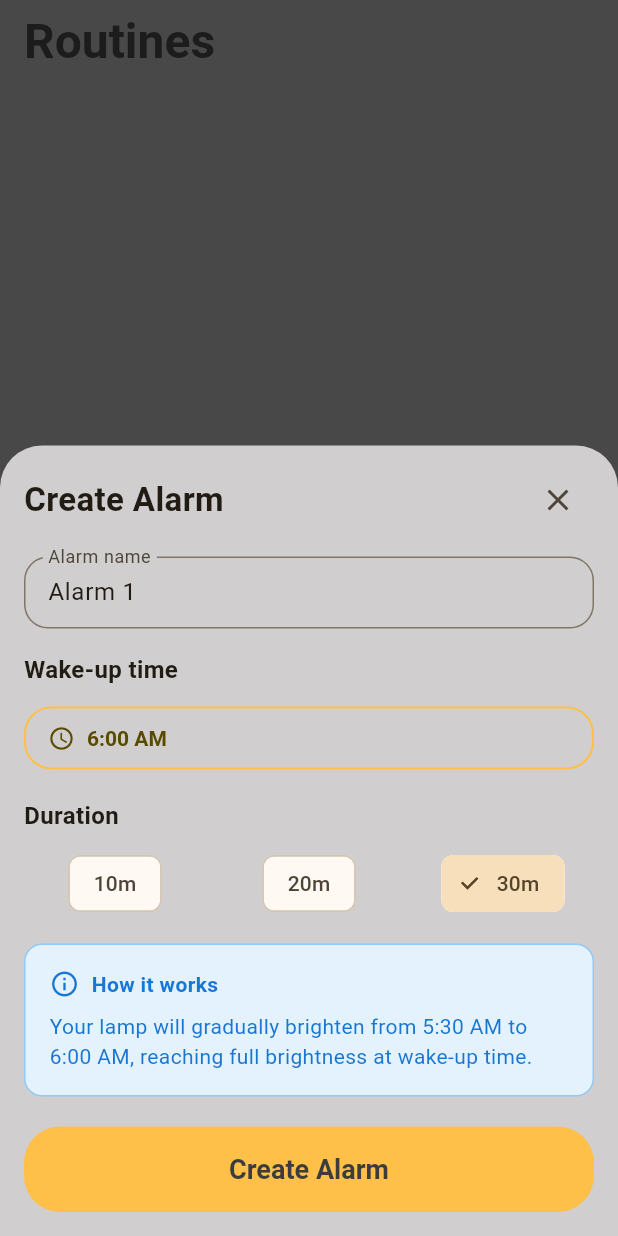
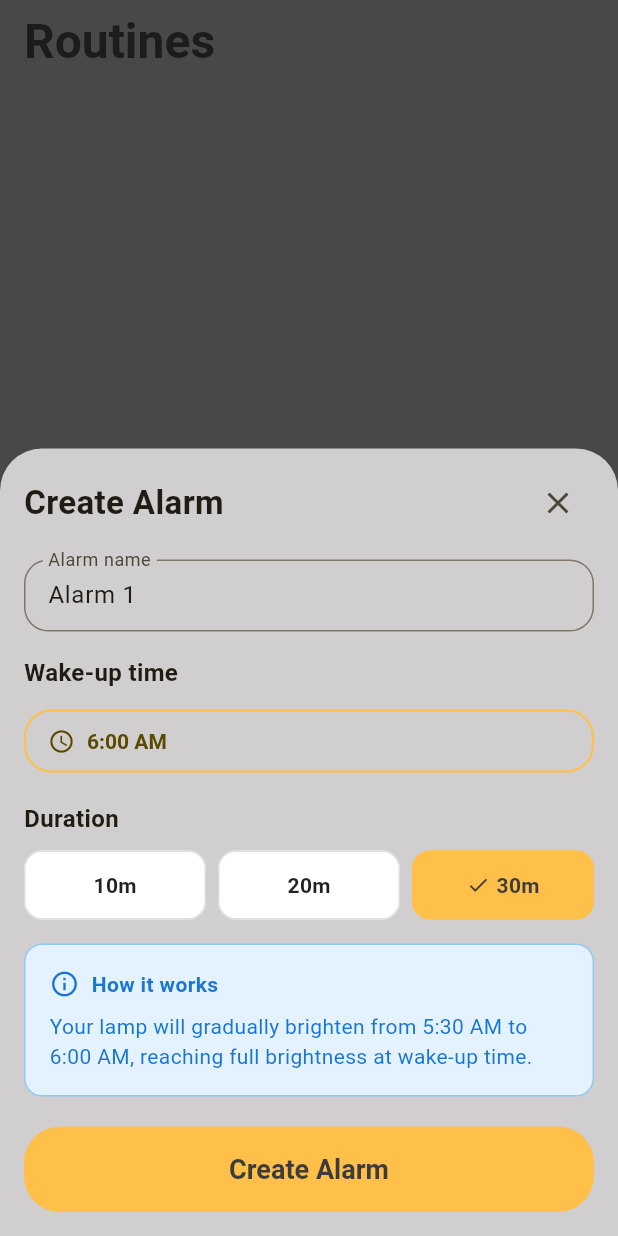
Before and after one commit to SamarthChadha/APP-3---Flutter, a Flutter app: the screen it shows after launch, item 2 of the bottom bar chosen, after a tap on "Add Alarm", on a phone screen of 412 x 824 dp. Run offline on Flutter 3.47's test engine with Material 3 defaults, Android fonts, the light colour scheme and no system bars; our stand-ins replace device_info_plus, multicast_dns, shared_preferences, sqflite; missing offline and left inert: esp_smartconfig, flutter_3d_controller; accounts and stored records are empty.

Commit message:
made duration buttons wider so they look nicer

```diff
--- a/circadian_light/lib/screens/routines.dart
+++ b/circadian_light/lib/screens/routines.dart
@@ -868,32 +868,113 @@ class _RoutinesScreenState extends State<RoutinesScreen> {
                     Row(
                       children: [
                         Expanded(
-                          child: ChoiceChip(
-                            label: const Text('10m'),
-                            selected: durationMinutes == 10,
-                            onSelected: (selected) {
-                              if (selected) setSheetState(() => durationMinutes = 10);
-                            },
+                          child: Material(
+                            color: durationMinutes == 10 ? const Color(0xFFFFC049) : Colors.white,
+                            borderRadius: BorderRadius.circular(12),
+                            child: InkWell(
+                              borderRadius: BorderRadius.circular(12),
+                              onTap: () => setSheetState(() => durationMinutes = 10),
+                              child: Container(
+                                padding: const EdgeInsets.symmetric(vertical: 12),
+                                decoration: BoxDecoration(
+                                  borderRadius: BorderRadius.circular(12),
+                                  border: Border.all(
+                                    color: durationMinutes == 10 ? const Color(0xFFFFC049) : Colors.grey.shade300,
+                                    width: 1,
+                                  ),
+                                ),
+                                child: Row(
+                                  mainAxisAlignment: MainAxisAlignment.center,
+                                  children: [
+                                    if (durationMinutes == 10) ...[
+                                      const Icon(Icons.check, size: 16, color: Color(0xFF3C3C3C)),
+                                      const SizedBox(width: 4),
+                                    ],
+                                    Text(
+                                      '10m',
+                                      style: TextStyle(
+                                        fontWeight: FontWeight.w600,
+                                        color: durationMinutes == 10 ? const Color(0xFF3C3C3C) : Colors.black87,
+                                      ),
+                                    ),
+                                  ],
+                                ),
+                              ),
+                            ),
                           ),
                         ),
                         const SizedBox(width: 8),
                         Expanded(
-                          child: ChoiceChip(
-                            label: const Text('20m'),
-                            selected: durationMinutes == 20,
-                            onSelected: (selected) {
-                              if (selected) setSheetState(() => durationMinutes = 20);
-                            },
+                          child: Material(
+                            color: durationMinutes == 20 ? const Color(0xFFFFC049) : Colors.white,
+                            borderRadius: BorderRadius.circular(12),
+                            child: InkWell(
+                              borderRadius: BorderRadius.circular(12),
+                              onTap: () => setSheetState(() => durationMinutes = 20),
+                              child: Container(
+                                padding: const EdgeInsets.symmetric(vertical: 12),
+                                decoration: BoxDecoration(
+                                  borderRadius: BorderRadius.circular(12),
+                                  border: Border.all(
+                                    color: durationMinutes == 20 ? const Color(0xFFFFC049) : Colors.grey.shade300,
+                                    width: 1,
+                                  ),
+                                ),
+                                child: Row(
+                                  mainAxisAlignment: MainAxisAlignment.center,
+                                  children: [
+                                    if (durationMinutes == 20) ...[
+                                      const Icon(Icons.check, size: 16, color: Color(0xFF3C3C3C)),
+                                      const SizedBox(width: 4),
+                                    ],
+                                    Text(
+                                      '20m',
+                                      style: TextStyle(
+                                        fontWeight: FontWeight.w600,
+                                        color: durationMinutes == 20 ? const Color(0xFF3C3C3C) : Colors.black87,
+                                      ),
+                                    ),
+                                  ],
+                                ),
+                              ),
+                            ),
                           ),
                         ),
                         const SizedBox(width: 8),
                         Expanded(
-                          child: ChoiceChip(
-                            label: const Text('30m'),
-                            selected: durationMinutes == 30,
-                            onSelected: (selected) {
-                              if (selected) setSheetState(() => durationMinutes = 30);
-                            },
+                          child: Material(
+                            color: durationMinutes == 30 ? const Color(0xFFFFC049) : Colors.white,
+                            borderRadius: BorderRadius.circular(12),
+                            child: InkWell(
+                              borderRadius: BorderRadius.circular(12),
+                              onTap: () => setSheetState(() => durationMinutes = 30),
+                              child: Container(
+                                padding: const EdgeInsets.symmetric(vertical: 12),
+                                decoration: BoxDecoration(
+                                  borderRadius: BorderRadius.circular(12),
+                                  border: Border.all(
+                                    color: durationMinutes == 30 ? const Color(0xFFFFC049) : Colors.grey.shade300,
+                                    width: 1,
+                                  ),
+                                ),
+                                child: Row(
+                                  mainAxisAlignment: MainAxisAlignment.center,
+                                  children: [
+                                    if (durationMinutes == 30) ...[
+                                      const Icon(Icons.check, size: 16, color: Color(0xFF3C3C3C)),
+                                      const SizedBox(width: 4),
+                                    ],
+                                    Text(
+                                      '30m',
+                                      style: TextStyle(
+                                        fontWeight: FontWeight.w600,
+                                        color: durationMinutes == 30 ? const Color(0xFF3C3C3C) : Colors.black87,
+                                      ),
+                                    ),
+                                  ],
+                                ),
+                              ),
+                            ),
                           ),
                         ),
                       ],
```
